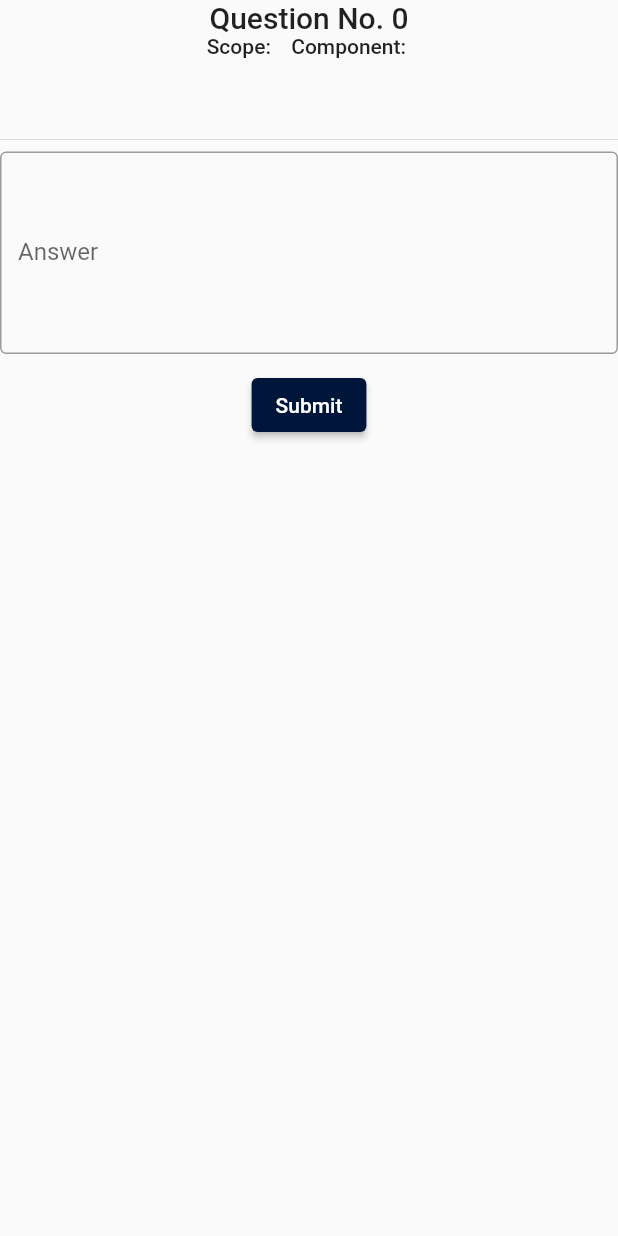
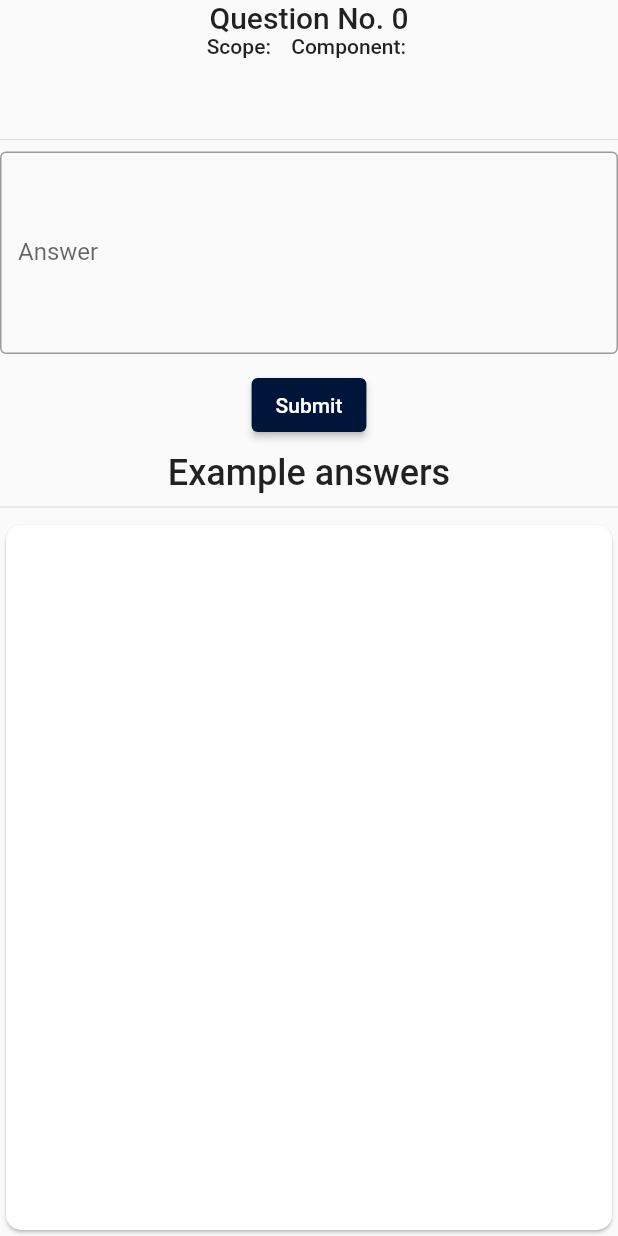
Before and after one commit to MaastrichtU-IDS/responsability-matrix-survey, a Flutter app: the SingleQuestion widget shown alone on an empty page, opened directly with empty values, on a phone screen of 412 x 824 dp. Run offline on Flutter 3.47's test engine with Material 2 defaults, Android fonts, the phone set to English and light mode, and no system bars; our stand-ins replace firebase_auth, firebase_core, flutter_riverpod, flutter_svg, freezed_annotation, graphql and 1 more; accounts and stored records are empty; generated files the repository leaves out were written again; project files that could hold a hidden picture were left out.

Commit message:
Example answers are now visable in question tab

```diff
--- a/mobile_client_new/lib/views/single_question/single_question.dart
+++ b/mobile_client_new/lib/views/single_question/single_question.dart
@@ -21,13 +21,16 @@ class SingleQuestion extends StatefulWidget {
   State<SingleQuestion> createState() => _SingleQuestionState();
 }
 
-class _SingleQuestionState extends State<SingleQuestion> {
+class _SingleQuestionState extends State<SingleQuestion>
+    with SingleTickerProviderStateMixin {
   late TextEditingController _textEditingController;
   final GlobalKey<FormState> _formKey = GlobalKey<FormState>();
+  late TabController _tabController;
 
   @override
   void initState() {
     _textEditingController = widget.textController ?? TextEditingController();
+    _tabController = TabController(length: 1, vsync: this);
     super.initState();
   }
 
@@ -36,6 +39,7 @@ class _SingleQuestionState extends State<SingleQuestion> {
     if (widget.textController == null) {
       _textEditingController.dispose();
     }
+    _tabController.dispose();
     super.dispose();
   }
 
@@ -92,6 +96,34 @@ class _SingleQuestionState extends State<SingleQuestion> {
                 },
                 child: const Text('Submit'),
               ),
+              Text(
+                "Example answers",
+                textAlign: TextAlign.center,
+                style: Theme.of(context)
+                    .textTheme
+                    .headline5!
+                    .copyWith(fontWeight: FontWeight.w500, height: 1.5),
+              ),
+              const Divider(),
+              Expanded(
+                child: TabBarView(controller: _tabController, children: [
+                  Card(
+                    shape: RoundedRectangleBorder(
+                        borderRadius: BorderRadius.circular(10)),
+                    child: Padding(
+                      padding: const EdgeInsets.all(8.0),
+                      child: Text(
+                        widget.questionModel.exampleAnswer,
+                        textAlign: TextAlign.center,
+                        style: Theme.of(context)
+                            .textTheme
+                            .headline5!
+                            .copyWith(fontWeight: FontWeight.w500, height: 1.5),
+                      ),
+                    ),
+                  )
+                ]),
+              )
             ],
           ),
         ));
```
